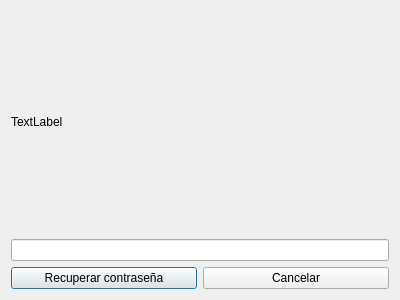
Qt form Proyecto_Cine/recuperarpassw.ui (moyeta-tech/Cine) before a commit.
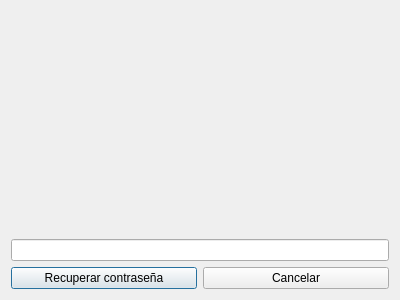
The same form after that commit.

```diff
--- a/Proyecto_Cine/recuperarpassw.ui
+++ b/Proyecto_Cine/recuperarpassw.ui
@@ -19,7 +19,10 @@
      <item>
       <widget class="QLabel" name="label">
        <property name="text">
-        <string>TextLabel</string>
+        <string/>
+       </property>
+       <property name="alignment">
+        <set>Qt::AlignmentFlag::AlignCenter</set>
        </property>
       </widget>
      </item>
```
